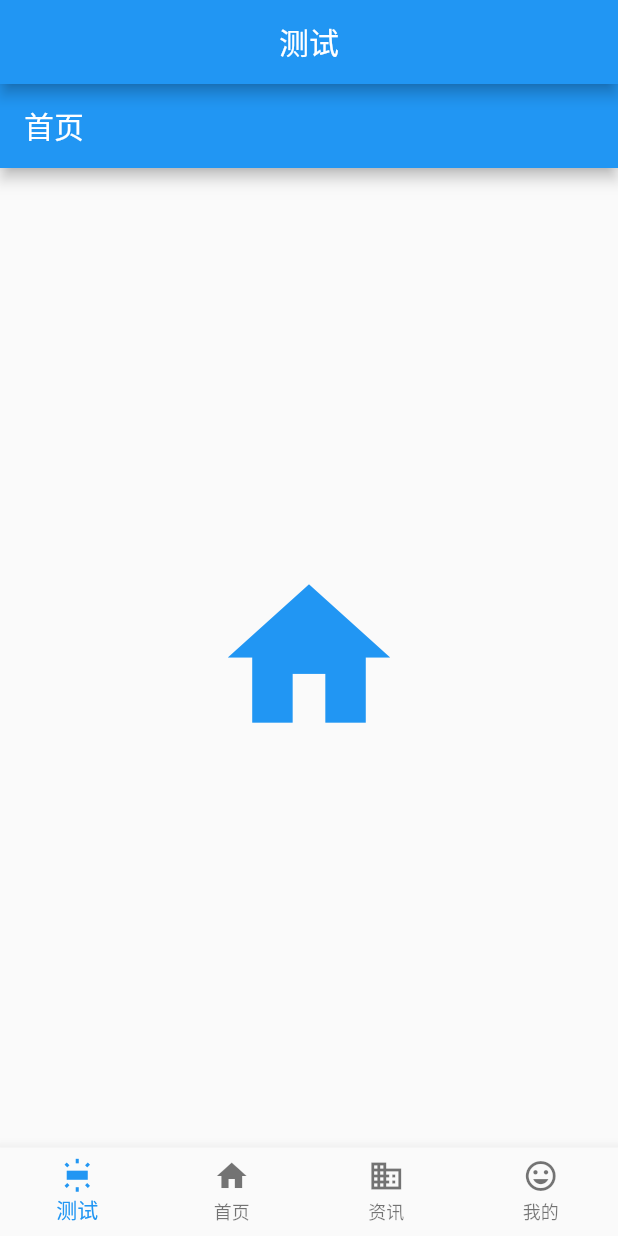
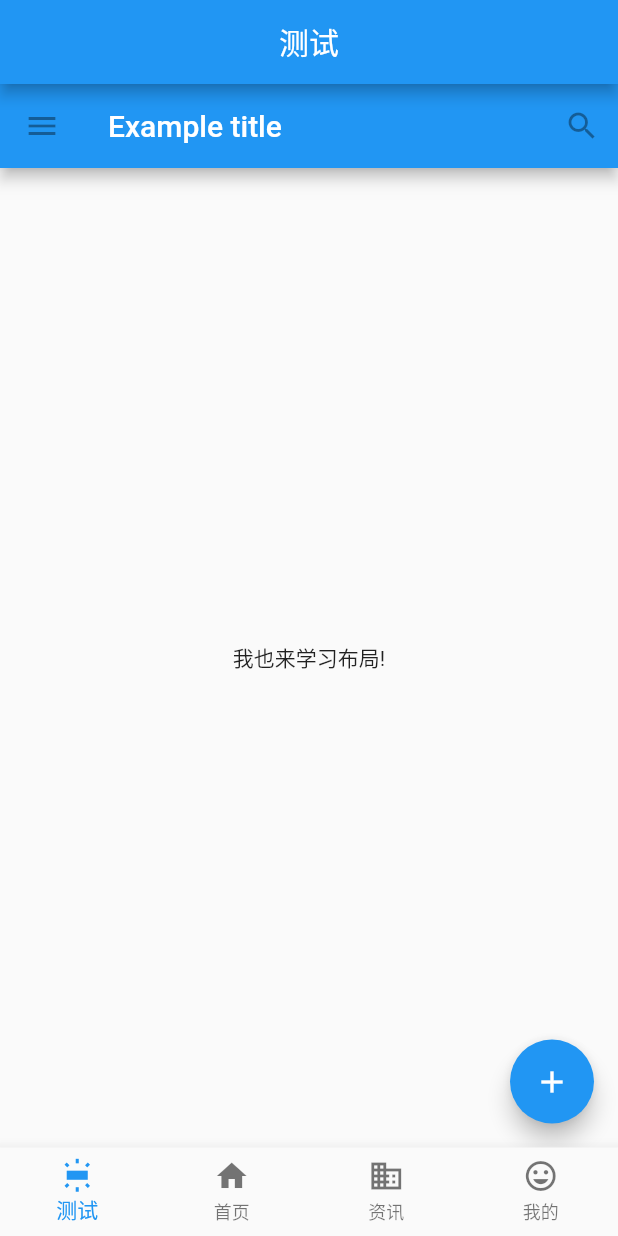
Before and after one commit to wanliyunyan/flutter_portal, a Flutter app: the screen it shows after launch, on a phone screen of 412 x 824 dp. Run offline on Flutter 3.47's test engine with Material 2 defaults, Android fonts, the phone set to English and light mode, and no system bars; our stand-ins replace dio.

Commit message:
包管理

```diff
--- a/lib/router/pageOne/index.dart
+++ b/lib/router/pageOne/index.dart
@@ -10,12 +10,31 @@ class OneWidget extends StatefulWidget{
 class One extends State<OneWidget>{
   @override
   Widget build(BuildContext context) {
+    //Scaffold是Material中主要的布局组件.
     return new Scaffold(
       appBar: new AppBar(
-        title: new Text('首页'),
+        leading: new IconButton(
+          icon: new Icon(Icons.menu),
+          tooltip: 'Navigation menu',
+          onPressed: null,
+        ),
+        title: new Text('Example title'),
+        actions: <Widget>[
+          new IconButton(
+            icon: new Icon(Icons.search),
+            tooltip: 'Search',
+            onPressed: null,
+          ),
+        ],
       ),
+      //body占屏幕的大部分
       body: new Center(
-        child: Icon(Icons.home,size: 130.0,color: Colors.blue,),
+        child: new Text('我也来学习布局!'),
+      ),
+      floatingActionButton: new FloatingActionButton(
+        tooltip: 'Add', // used by assistive technologies
+        child: new Icon(Icons.add),
+        onPressed: null,
       ),
     );
   }
--- a/pubspec.yaml
+++ b/pubspec.yaml
@@ -24,6 +24,7 @@ dependencies:
   # Use with the CupertinoIcons class for iOS style icons.
   cupertino_icons: ^0.1.2
 
+  provide: ^1.0.2
 
 dev_dependencies:
   flutter_test:
```
